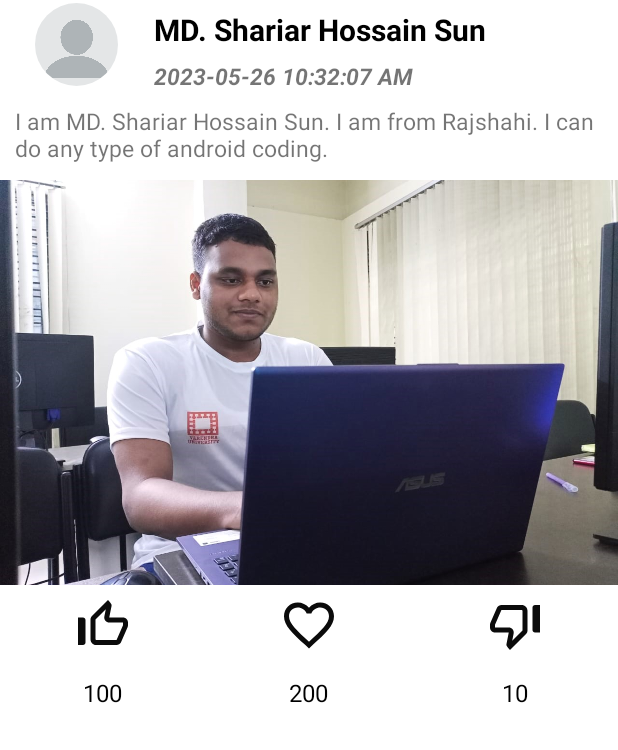
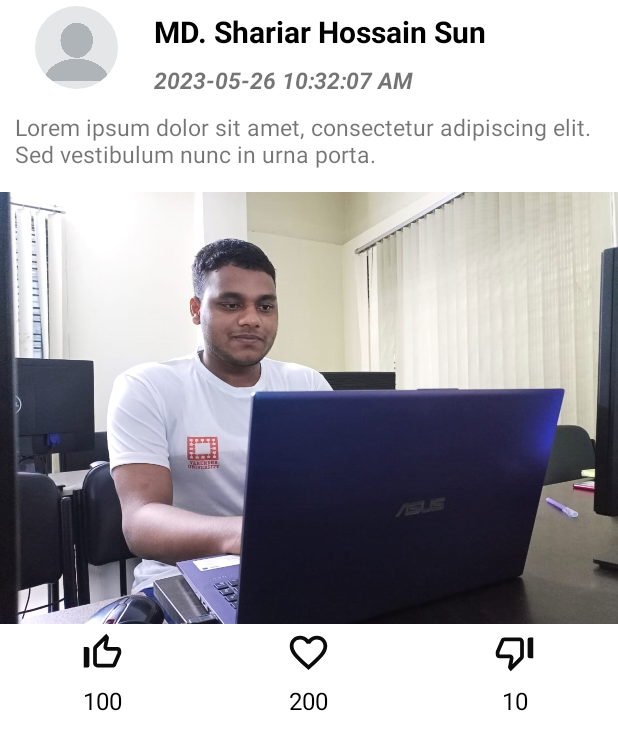
Before and after one commit to sun01822/MyBlog_using_Kotlin_Firebase, an Android app: the layout custom_show_blog_layout.xml on its own in the app's theme, with its tools: preview values and no code run, on a phone screen of 412 x 824 dp. Shown: the top 750 px of the screen. Run offline under Robolectric (Android 15) with nearby library versions, the phone set to English and light mode, and no system bars.

Commit message:
Blog showed successfully

```diff
--- a/app/src/main/java/com/example/authentication/PostModel.kt
+++ b/app/src/main/java/com/example/authentication/PostModel.kt
@@ -4,9 +4,9 @@ data class PostModel(
     val profileImage : String?=null,
     val profileName : String?=null,
     val postTime : String?=null,
-    val profileDescription : String?=null,
+    val postDescription : String?=null,
     val postImage : String?=null,
     val postLikes : Int?=null,
     val postLoves : Int?=null,
-    val postUnlike : Int?=null,
+    val postUnlikes : Int?=null,
 )
--- a/app/src/main/res/layout/custom_show_blog_layout.xml
+++ b/app/src/main/res/layout/custom_show_blog_layout.xml
@@ -4,7 +4,8 @@
     android:layout_width="match_parent"
     android:layout_height="480dp"
     android:orientation="vertical"
-    android:weightSum="16">
+    android:layout_marginBottom="30dp"
+    android:weightSum="15">
 
     <LinearLayout
         android:layout_width="match_parent"
@@ -20,7 +21,6 @@
             android:gravity="center"
             android:orientation="vertical">
             <de.hdodenhof.circleimageview.CircleImageView
-                xmlns:app="http://schemas.android.com/apk/res-auto"
                 android:id="@+id/profileImage"
                 android:layout_width="55dp"
                 android:layout_height="55dp"
@@ -85,7 +85,7 @@
             android:layout_height="wrap_content"
             android:textStyle="normal"
             android:textSize="15sp"
-            android:text="I am MD. Shariar Hossain Sun. I am from Rajshahi. I can do any type of android coding."/>
+            android:text="Lorem ipsum dolor sit amet, consectetur adipiscing elit. Sed vestibulum nunc in urna porta."/>
 
     </LinearLayout>
 
@@ -107,7 +107,7 @@
     <LinearLayout
         android:layout_width="match_parent"
         android:layout_height="0dp"
-        android:layout_weight="3"
+        android:layout_weight="2"
         android:orientation="vertical"
         android:weightSum="5">
 
@@ -125,8 +125,8 @@
                 android:layout_height="match_parent">
                 <ImageView
                     android:id="@+id/likeButton"
-                    android:layout_width="40dp"
-                    android:layout_height="40dp"
+                    android:layout_width="30dp"
+                    android:layout_height="30dp"
                     android:src="@drawable/like_icon"
                     />
 
@@ -139,8 +139,8 @@
                 android:layout_height="match_parent">
                 <ImageView
                     android:id="@+id/loveButton"
-                    android:layout_width="40dp"
-                    android:layout_height="40dp"
+                    android:layout_width="30dp"
+                    android:layout_height="30dp"
                     android:src="@drawable/love_icon"
                     />
 
@@ -153,8 +153,8 @@
                 android:layout_height="match_parent">
                 <ImageView
                     android:id="@+id/unlikeButton"
-                    android:layout_width="40dp"
-                    android:layout_height="40dp"
+                    android:layout_width="30dp"
+                    android:layout_height="30dp"
                     android:src="@drawable/unlike_icon"
                     />
 
@@ -165,7 +165,8 @@
             android:layout_weight="2"
             android:orientation="horizontal"
             android:weightSum="3"
-            android:layout_height="0dp">
+            android:layout_height="0dp"
+            >
 
             <LinearLayout
                 android:layout_width="0dp"
@@ -213,14 +214,8 @@
                     android:textColor="@color/black"
                     android:textSize="16sp"
                     />
-
             </LinearLayout>
-
-
-
         </LinearLayout>
-
-
     </LinearLayout>
 
 </LinearLayout>
--- a/app/src/main/res/layout/fragment_post.xml
+++ b/app/src/main/res/layout/fragment_post.xml
@@ -63,7 +63,8 @@
                     android:layout_height="wrap_content"
                     android:layout_gravity="center"
                     android:text="Upload Blog"
-                    android:backgroundTint="@color/purple_500"
+                    android:padding="15dp"
+                    android:backgroundTint="#08BF0E"
                     android:textSize="16sp"
                     android:textStyle="bold"
                     />
```
Also changed, not shown: app/src/main/java/com/example/authentication/BlogAdapter.kt (added, +47 -0 lines), app/src/main/java/com/example/authentication/HomeFragment.kt (+30 -1 lines).
